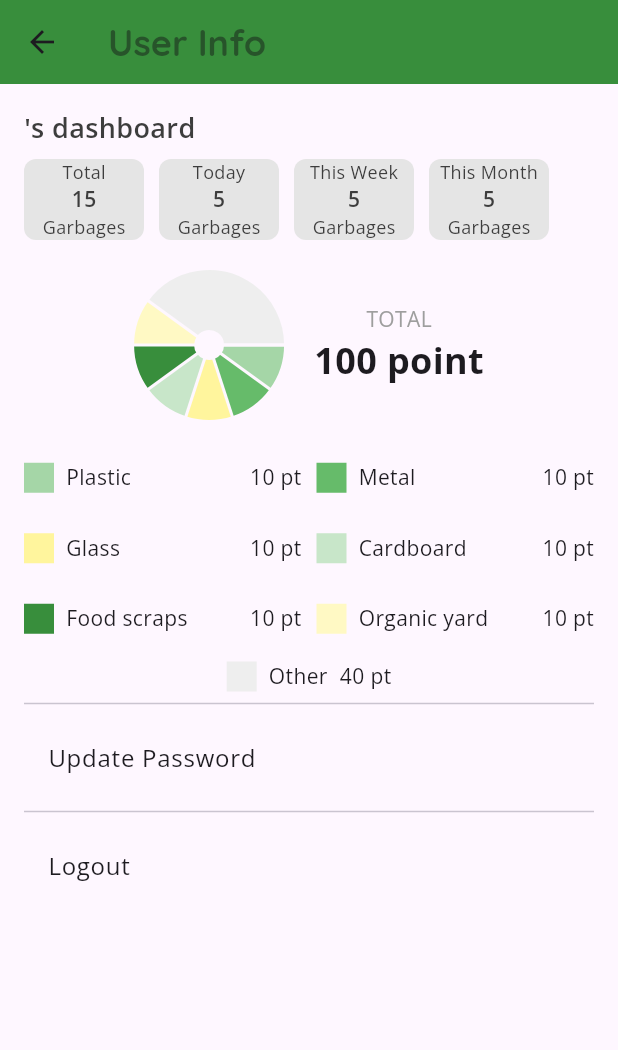
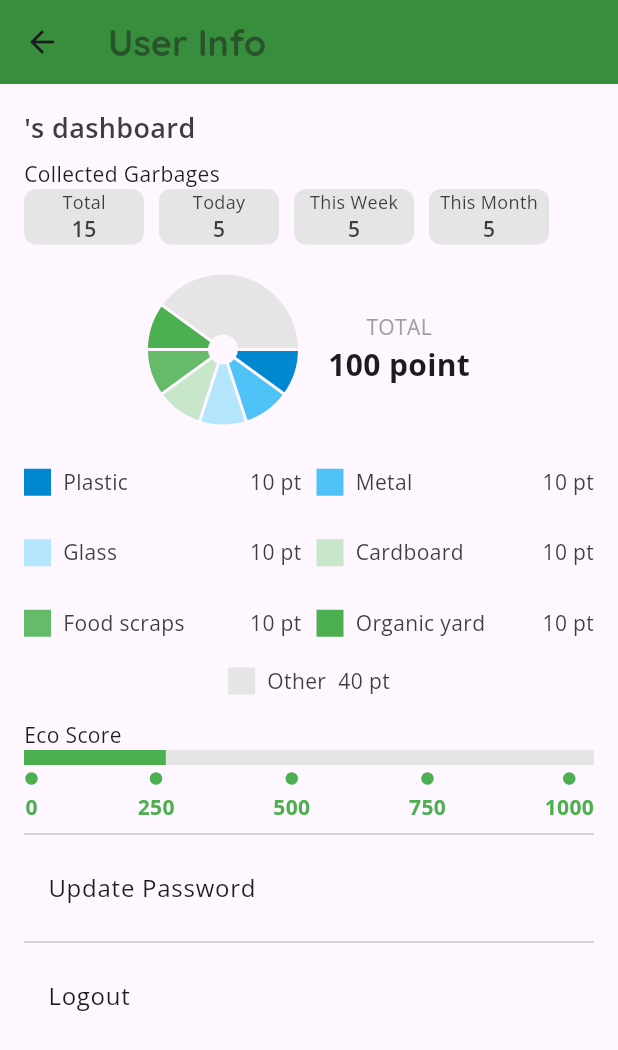
Before and after one commit to Eco-Picker/eco-picker, a Flutter app: the UserInfoScreen screen opened directly, on a phone screen of 412 x 824 dp. Shown: the top 1050 px of the screen. Run offline on Flutter 3.47's test engine with Material 3 defaults, Android fonts, the phone set to English and light mode, and no system bars; drawn by our look-alikes of fl_chart; our stand-ins replace camera, fluttertoast, geolocator, google_fonts, google_maps_flutter, image_picker and 2 more; accounts and stored records are empty; network calls fail.

Commit message:
Fixed newslettr

```diff
--- a/lib/components/post_list.dart
+++ b/lib/components/post_list.dart
@@ -42,13 +42,13 @@ class _PostListState extends State<PostList> {
           offset: _offset, limit: _limit);
       setState(() {
         // 중복된 데이터를 걸러냄
-        for (var news in newsList.newsletters) {
+        for (var news in newsList.newsletterList) {
           if (!_newsList.contains(news)) {
             _newsList.add(news);
           }
         }
         _offset += _limit;
-        _hasMore = newsList.newsletters.length == _limit;
+        _hasMore = newsList.newsletterList.length == _limit;
       });
     } catch (e) {
       // Handle error
--- /dev/null
+++ b/lib/components/scoreboard.dart
@@ -0,0 +1,87 @@
+import 'package:flutter/material.dart';
+
+class Scoreboard extends StatefulWidget {
+  @override
+  _ScoreboardState createState() => _ScoreboardState();
+}
+
+class _ScoreboardState extends State<Scoreboard>
+    with SingleTickerProviderStateMixin {
+  late AnimationController _controller;
+  late Animation<double> _animation;
+
+  @override
+  void initState() {
+    super.initState();
+    _controller = AnimationController(
+      vsync: this,
+      duration: Duration(seconds: 2),
+    );
+    _animation = Tween<double>(begin: 0.0, end: 0.25).animate(CurvedAnimation(
+      parent: _controller,
+      curve: Curves.easeInOut,
+    ));
+
+    _controller.forward();
+  }
+
+  @override
+  void dispose() {
+    _controller.dispose();
+    super.dispose();
+  }
+
+  @override
+  Widget build(BuildContext context) {
+    return Column(
+      crossAxisAlignment: CrossAxisAlignment.start,
+      children: [
+        Text('Eco Score'),
+        // Progress Bar
+        AnimatedBuilder(
+          animation: _animation,
+          builder: (context, child) {
+            return LinearProgressIndicator(
+              value: _animation.value,
+              backgroundColor: Color(0xFFE5E5E5),
+              valueColor: AlwaysStoppedAnimation<Color>(Color(0xFF4CAF50)),
+              minHeight: 10,
+            );
+          },
+        ),
+        const SizedBox(height: 4),
+        // Steps with numbers
+        Row(
+          mainAxisAlignment: MainAxisAlignment.spaceBetween,
+          children: [
+            _buildStepIndicator('0'),
+            _buildStepIndicator('250'),
+            _buildStepIndicator('500'),
+            _buildStepIndicator('750'),
+            _buildStepIndicator('1000'),
+          ],
+        ),
+      ],
+    );
+  }
+
+  Widget _buildStepIndicator(String number) {
+    return Column(
+      children: [
+        Icon(
+          Icons.circle,
+          size: 10,
+          color: Color(0xFF4CAF50),
+        ),
+        const SizedBox(height: 4),
+        Text(
+          number,
+          style: TextStyle(
+            color: Color(0xFF4CAF50),
+            fontWeight: FontWeight.bold,
+          ),
+        ),
+      ],
+    );
+  }
+}
--- a/lib/components/user_dashboard.dart
+++ b/lib/components/user_dashboard.dart
@@ -3,6 +3,7 @@ import 'package:provider/provider.dart';
 import '../providers/user_provider.dart';
 import 'package:fl_chart/fl_chart.dart';
 import '../utils/styles.dart';
+import '../utils/constants.dart';
 
 class UserDashboard extends StatefulWidget {
   @override
@@ -30,6 +31,7 @@ class _UserDashboard extends State<UserDashboard> {
             style: MidTextStyle(),
           ),
         SizedBox(height: 8),
+        Text('Collected Garbages'),
         Wrap(
           spacing: 10,
           children: [
@@ -52,37 +54,37 @@ class _UserDashboard extends State<UserDashboard> {
                   PieChartData(
                     sections: [
                       PieChartSectionData(
-                        color: Colors.green[200],
+                        color: categoryColors['Plastic'],
                         value: 10,
                         showTitle: false,
                       ),
                       PieChartSectionData(
-                        color: Colors.green[400],
+                        color: categoryColors['Metal'],
                         value: 10,
                         showTitle: false,
                       ),
                       PieChartSectionData(
-                        color: Colors.yellow[200],
+                        color: categoryColors['Glass'],
                         value: 10,
                         showTitle: false,
                       ),
                       PieChartSectionData(
-                        color: Colors.green[100],
+                        color: categoryColors['Cardboard'],
                         value: 10,
                         showTitle: false,
                       ),
                       PieChartSectionData(
-                        color: Colors.green[700],
+                        color: categoryColors['Food scraps'],
                         value: 10,
                         showTitle: false,
                       ),
                       PieChartSectionData(
-                        color: Colors.yellow[100],
+                        color: categoryColors['Organic yard'],
                         value: 10,
                         showTitle: false,
                       ),
                       PieChartSectionData(
-                        color: Colors.grey[200],
+                        color: categoryColors['Other'],
                         value: 40,
                         showTitle: false,
                       ),
@@ -96,7 +98,7 @@ class _UserDashboard extends State<UserDashboard> {
                   Text('TOTAL', style: TextStyle(color: Colors.grey)),
                   Text('100 point',
                       style:
-                          TextStyle(fontSize: 24, fontWeight: FontWeight.bold)),
+                          TextStyle(fontSize: 20, fontWeight: FontWeight.bold)),
                 ],
               ),
             ],
@@ -110,17 +112,20 @@ class _UserDashboard extends State<UserDashboard> {
           crossAxisSpacing: 10,
           childAspectRatio: 5,
           children: [
-            _buildScoreDetail(Colors.green[200]!, 'Plastic', '10 pt'),
-            _buildScoreDetail(Colors.green[400]!, 'Metal', '10 pt'),
-            _buildScoreDetail(Colors.yellow[200]!, 'Glass', '10 pt'),
-            _buildScoreDetail(Colors.green[100]!, 'Cardboard', '10 pt'),
-            _buildScoreDetail(Colors.green[700]!, 'Food scraps', '10 pt'),
-            _buildScoreDetail(Colors.yellow[100]!, 'Organic yard', '10 pt'),
+            _buildScoreDetail(categoryColors['Plastic']!, 'Plastic', '10 pt'),
+            _buildScoreDetail(categoryColors['Metal']!, 'Metal', '10 pt'),
+            _buildScoreDetail(categoryColors['Glass']!, 'Glass', '10 pt'),
+            _buildScoreDetail(
+                categoryColors['Cardboard']!, 'Cardboard', '10 pt'),
+            _buildScoreDetail(
+                categoryColors['Food scraps']!, 'Food scraps', '10 pt'),
+            _buildScoreDetail(
+                categoryColors['Organic yard']!, 'Organic yard', '10 pt'),
           ],
         ),
         const SizedBox(height: 10),
         Center(
-          child: _buildScoreDetail(Colors.grey[200]!, 'Other', '40 pt'),
+          child: _buildScoreDetail(categoryColors['Other']!, 'Other', '40 pt'),
         ),
       ],
     );
@@ -139,7 +144,7 @@ class _UserDashboard extends State<UserDashboard> {
         children: [
           Text(title, style: smallTextStyle()),
           Text(count, style: bodyImportantTextStyle()),
-          Text(subtitle, style: smallTextStyle()),
+          // Text(subtitle, style: smallTextStyle()),
         ],
       ),
     );
@@ -151,14 +156,14 @@ class _UserDashboard extends State<UserDashboard> {
       mainAxisAlignment: MainAxisAlignment.center,
       children: [
         Container(
-          width: 20,
-          height: 20,
-          color: color,
+          width: 18,
+          height: 18,
+          color: categoryColors[label],
         ),
         SizedBox(width: 8),
-        Text(label),
+        Text(label, style: bodyTextStyle()),
         if (label != 'Other') Spacer() else SizedBox(width: 8),
-        Text(points),
+        Text(points, style: bodyTextStyle()),
       ],
     );
   }
--- a/lib/screens/user_info_screen.dart
+++ b/lib/screens/user_info_screen.dart
@@ -2,6 +2,7 @@ import 'package:eco_picker/components/user_dashboard.dart';
 import 'package:flutter/material.dart';
 import 'package:provider/provider.dart';
 import '../api/api_user_service.dart';
+import '../components/scoreboard.dart';
 import '../main.dart';
 import '../utils/styles.dart';
 import 'change_password.dart';
@@ -28,6 +29,10 @@ class UserInfoScreen extends StatelessWidget {
             mainAxisSize: MainAxisSize.min,
             children: [
               UserDashboard(),
+              SizedBox(
+                height: 16,
+              ),
+              Scoreboard(),
               const Divider(),
               ListTile(
                 title: Text('Update Password'),
--- /dev/null
+++ b/lib/utils/constants.dart
@@ -0,0 +1,14 @@
+import 'package:flutter/material.dart';
+
+// Define category-specific colors with more distinct variations
+const Map<String, Color> categoryColors = {
+  'Plastic': Color(0xFF0288D1),
+  'Metal': Color(0xFF4FC3F7),
+  'Glass': Color(0xFFB3E5FC),
+  'Cardboard': Color(0xFFC8E6C9),
+  'Food scraps': Color(0xFF66BB6A),
+  'Organic yard': Color(0xFF4CAF50),
+  'Other': Color(0xFFE5E5E5),
+};
+
+const String baseUrl = 'http://localhost:15000';
```
Also changed, not shown: lib/api/api_newsletter_service.dart (+15 -31 lines), lib/api/api_ranking_service.dart (+4 -4 lines), lib/api/api_user_service.dart (+9 -12 lines), lib/components/post_search.dart (+4 -4 lines), lib/data/newsletter.dart (+19 -11 lines), lib/screens/newsletter_screen.dart (+4 -3 lines).
